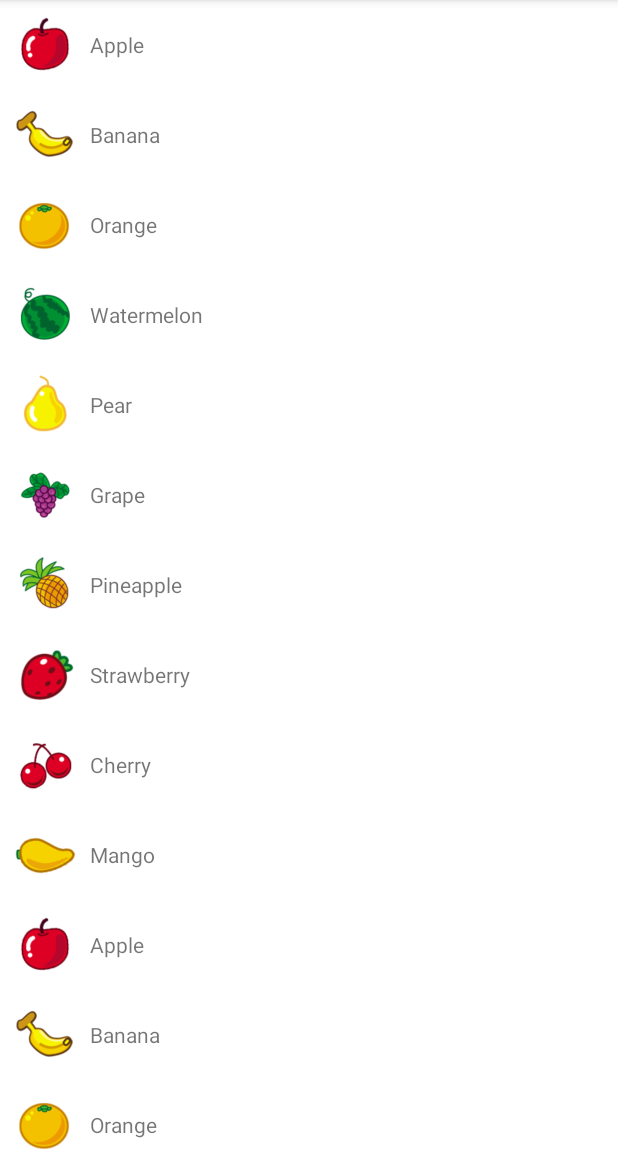
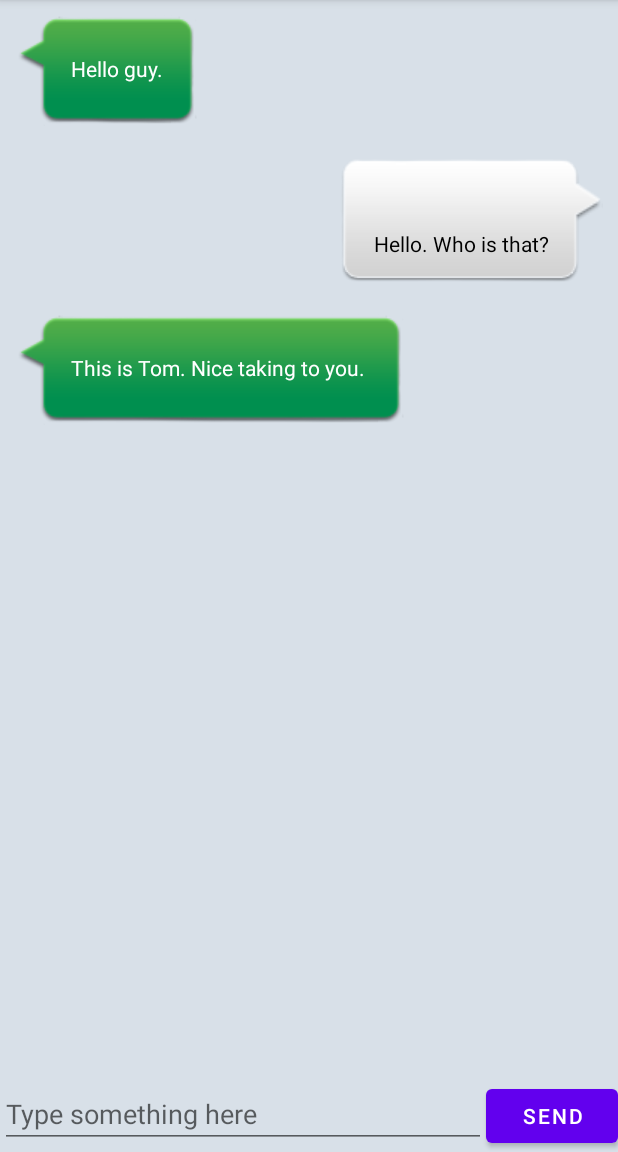
Before and after one commit to cxs2018/Learning, an Android app: the screen it shows after launch (RecyclerViewActivity before the commit, UIBestPracticeActivity after it), after a tap on "学习布局", on a phone screen of 412 x 824 dp, the part 84-1236 px from its top. Run offline under Robolectric (Android 15) with nearby library versions, the phone set to English and light mode, and no system bars.

Commit message:
feat: 学习UI开发最佳实践

```diff
--- a/LearnKotlin/app/src/main/java/com/cuixuesen/helloworld/MainActivity.kt
+++ b/LearnKotlin/app/src/main/java/com/cuixuesen/helloworld/MainActivity.kt
@@ -1,10 +1,6 @@
 package com.cuixuesen.helloworld
 
 import android.content.Intent
-import android.hardware.Sensor
-import android.hardware.SensorEventListener
-import android.hardware.SensorManager
-import android.net.Uri
 import androidx.appcompat.app.AppCompatActivity
 import android.os.Bundle
 import android.util.Log
@@ -12,6 +8,7 @@ import android.view.Menu
 import android.view.MenuItem
 import android.widget.Button
 import android.widget.Toast
+import com.cuixuesen.helloworld.ui.UIBestPracticeActivity
 
 class MainActivity : AppCompatActivity() {
     val TAG = MainActivity::class.simpleName
@@ -60,7 +57,8 @@ class MainActivity : AppCompatActivity() {
         learnLayout.setOnClickListener {
 //            val intent = Intent(this, LayoutActivity::class.java)
 //            val intent = Intent(this, ListViewActivity::class.java)
-            val intent = Intent(this, RecyclerViewActivity::class.java)
+//            val intent = Intent(this, RecyclerViewActivity::class.java)
+            val intent = Intent(this, UIBestPracticeActivity::class.java)
             startActivity(intent)
         }
 
--- a/LearnKotlin/app/src/main/java/com/cuixuesen/helloworld/RecyclerViewActivity.kt
+++ b/LearnKotlin/app/src/main/java/com/cuixuesen/helloworld/RecyclerViewActivity.kt
@@ -6,6 +6,7 @@ import android.widget.ListView
 import android.widget.Toast
 import androidx.recyclerview.widget.LinearLayoutManager
 import androidx.recyclerview.widget.RecyclerView
+import androidx.recyclerview.widget.StaggeredGridLayoutManager
 
 class RecyclerViewActivity : AppCompatActivity() {
     private val fruitList = ArrayList<Fruit>()
@@ -21,7 +22,9 @@ class RecyclerViewActivity : AppCompatActivity() {
         initFruits() // 初始化水果数据
 
         val recyclerView: RecyclerView = findViewById(R.id.recyclerView)
-        val layoutManager = LinearLayoutManager(this)
+//        val layoutManager = LinearLayoutManager(this)
+//        layoutManager.orientation = LinearLayoutManager.HORIZONTAL
+        val layoutManager = StaggeredGridLayoutManager(3, StaggeredGridLayoutManager.VERTICAL)
         recyclerView.layoutManager = layoutManager
         val adapter = FruitAdapterCommon(fruitList)
         recyclerView.adapter = adapter
@@ -29,16 +32,25 @@ class RecyclerViewActivity : AppCompatActivity() {
 
     private fun initFruits() {
         repeat(2) {
-            fruitList.add(Fruit("Apple", R.drawable.apple_pic))
-            fruitList.add(Fruit("Banana", R.drawable.banana_pic))
-            fruitList.add(Fruit("Orange", R.drawable.orange_pic))
-            fruitList.add(Fruit("Watermelon", R.drawable.watermelon_pic))
-            fruitList.add(Fruit("Pear", R.drawable.pear_pic))
-            fruitList.add(Fruit("Grape", R.drawable.grape_pic))
-            fruitList.add(Fruit("Pineapple", R.drawable.pineapple_pic))
-            fruitList.add(Fruit("Strawberry", R.drawable.strawberry_pic))
-            fruitList.add(Fruit("Cherry", R.drawable.cherry_pic))
-            fruitList.add(Fruit("Mango", R.drawable.mango_pic))
+            fruitList.add(Fruit(getRandomLengthString("Banana"), R.drawable.banana_pic))
+            fruitList.add(Fruit(getRandomLengthString("Orange"), R.drawable.orange_pic))
+            fruitList.add(Fruit(getRandomLengthString("Watermelon"), R.drawable.watermelon_pic))
+            fruitList.add(Fruit(getRandomLengthString("Pear"), R.drawable.pear_pic))
+            fruitList.add(Fruit(getRandomLengthString("Grape"), R.drawable.grape_pic))
+            fruitList.add(Fruit(getRandomLengthString("Pineapple"), R.drawable.pineapple_pic))
+            fruitList.add(Fruit(getRandomLengthString("Strawberry"), R.drawable.strawberry_pic))
+            fruitList.add(Fruit(getRandomLengthString("Cherry"), R.drawable.cherry_pic))
+            fruitList.add(Fruit(getRandomLengthString("Mango"), R.drawable.mango_pic))
+            fruitList.add(Fruit(getRandomLengthString("Apple"), R.drawable.apple_pic))
         }
     }
+
+    private fun getRandomLengthString(str: String): String {
+        val n = (1..20).random()
+        val builder = StringBuilder()
+        repeat(n) {
+            builder.append(str)
+        }
+        return builder.toString()
+    }
 }
--- /dev/null
+++ b/LearnKotlin/app/src/main/java/com/cuixuesen/helloworld/ui/Msg.kt
@@ -0,0 +1,8 @@
+package com.cuixuesen.helloworld.ui
+
+class Msg(val content: String, val type: Int) {
+    companion object {
+        const val TYPE_RECEIVED = 0
+        const val TYPE_SENT = 1
+    }
+}
--- /dev/null
+++ b/LearnKotlin/app/src/main/java/com/cuixuesen/helloworld/ui/MsgAdapter.kt
@@ -0,0 +1,46 @@
+package com.cuixuesen.helloworld.ui
+
+import android.view.LayoutInflater
+import android.view.View
+import android.view.ViewGroup
+import android.widget.TextView
+import androidx.recyclerview.widget.RecyclerView
+import com.cuixuesen.helloworld.R
+
+class MsgAdapter(val msgList: List<Msg>) : RecyclerView.Adapter<MsgViewHolder>() {
+//    inner class LeftViewHolder(view: View) : RecyclerView.ViewHolder(view) {
+//        val leftMsg: TextView = view.findViewById(R.id.leftMsg)
+//    }
+//
+//    inner class RightViewHolder(view: View) : RecyclerView.ViewHolder(view) {
+//        val rightMsg: TextView = view.findViewById(R.id.rightMsg)
+//    }
+
+    override fun getItemViewType(position: Int): Int {
+        val msg = msgList[position]
+        return msg.type
+    }
+
+    override fun onCreateViewHolder(parent: ViewGroup, viewType: Int) =
+        if (viewType == Msg.TYPE_RECEIVED) {
+            val view =
+                LayoutInflater.from(parent.context).inflate(R.layout.msg_left_item, parent, false)
+            LeftViewHolder(view)
+        } else {
+            val view =
+                LayoutInflater.from(parent.context).inflate(R.layout.msg_right_item, parent, false)
+            RightViewHolder(view)
+        }
+
+    override fun onBindViewHolder(holder: MsgViewHolder, position: Int) {
+        val msg = msgList[position]
+        when (holder) {
+            is LeftViewHolder -> holder.leftMsg.text = msg.content
+            is RightViewHolder -> holder.rightMsg.text = msg.content
+        }
+    }
+
+    override fun getItemCount(): Int = msgList.size
+
+
+}
--- /dev/null
+++ b/LearnKotlin/app/src/main/java/com/cuixuesen/helloworld/ui/MsgViewHolder.kt
@@ -0,0 +1,17 @@
+package com.cuixuesen.helloworld.ui
+
+import android.view.View
+import android.widget.TextView
+import androidx.recyclerview.widget.RecyclerView
+import com.cuixuesen.helloworld.R
+
+sealed class MsgViewHolder(view: View): RecyclerView.ViewHolder(view)
+
+class LeftViewHolder(view: View): MsgViewHolder(view) {
+    val leftMsg: TextView = view.findViewById(R.id.leftMsg)
+
+}
+
+class RightViewHolder(view: View) : MsgViewHolder(view) {
+    val rightMsg: TextView = view.findViewById(R.id.rightMsg)
+}
--- /dev/null
+++ b/LearnKotlin/app/src/main/java/com/cuixuesen/helloworld/ui/UIBestPracticeActivity.kt
@@ -0,0 +1,63 @@
+package com.cuixuesen.helloworld.ui
+
+import androidx.appcompat.app.AppCompatActivity
+import android.os.Bundle
+import android.view.View
+import android.widget.Button
+import android.widget.EditText
+import androidx.recyclerview.widget.LinearLayoutManager
+import androidx.recyclerview.widget.RecyclerView
+import com.cuixuesen.helloworld.R
+
+class UIBestPracticeActivity : AppCompatActivity(), View.OnClickListener {
+    private val msgList = ArrayList<Msg>()
+
+    private var adapter: MsgAdapter? = null
+
+    private var send: Button? = null
+
+    private var inputText: EditText? = null
+
+    private lateinit var recyclerView: RecyclerView
+
+    override fun onCreate(savedInstanceState: Bundle?) {
+        super.onCreate(savedInstanceState)
+        setContentView(R.layout.activity_uibest_practice)
+        initMsg()
+        val layoutManager = LinearLayoutManager(this)
+        recyclerView = findViewById(R.id.recyclerView)
+        recyclerView.layoutManager = layoutManager
+        adapter = MsgAdapter(msgList)
+        recyclerView.adapter = adapter
+        send = findViewById(R.id.send);
+        send?.setOnClickListener(this)
+
+        inputText = findViewById(R.id.inputText)
+    }
+
+    private fun initMsg() {
+        val msg1 = Msg("Hello guy.", Msg.TYPE_RECEIVED)
+        msgList.add(msg1)
+        val msg2 = Msg("Hello. Who is that?", Msg.TYPE_SENT)
+        msgList.add(msg2)
+        val msg3 = Msg("This is Tom. Nice taking to you. ", Msg.TYPE_RECEIVED)
+        msgList.add(msg3)
+    }
+
+    override fun onClick(v: View?) {
+        when(v) {
+            send -> {
+                val content = inputText?.text.toString()
+                if (content.isNotEmpty()) {
+                    val msg = Msg(content, Msg.TYPE_SENT)
+                    msgList.add(msg)
+                    adapter?.notifyItemInserted(msgList.size - 1) // 当有新消息时，刷新RecyclerView中的显示
+                    if (::recyclerView.isInitialized) {
+                        recyclerView.scrollToPosition(msgList.size - 1) // 将RecyclerView定位到最后一行
+                    }
+                    inputText?.setText("") // 清空输入框中的内容
+                }
+            }
+        }
+    }
+}
--- /dev/null
+++ b/LearnKotlin/app/src/main/res/layout/activity_uibest_practice.xml
@@ -0,0 +1,32 @@
+<?xml version="1.0" encoding="utf-8"?>
+<LinearLayout xmlns:android="http://schemas.android.com/apk/res/android"
+    android:layout_width="match_parent"
+    android:layout_height="match_parent"
+    android:background="#d8e0e8"
+    android:orientation="vertical">
+
+    <androidx.recyclerview.widget.RecyclerView
+        android:id="@+id/recyclerView"
+        android:layout_width="match_parent"
+        android:layout_height="0dp"
+        android:layout_weight="1" />
+
+    <LinearLayout
+        android:layout_width="match_parent"
+        android:layout_height="wrap_content">
+
+        <EditText
+            android:id="@+id/inputText"
+            android:layout_width="0dp"
+            android:layout_height="wrap_content"
+            android:layout_weight="1"
+            android:hint="Type something here"
+            android:maxLines="2" />
+
+        <Button
+            android:id="@+id/send"
+            android:layout_width="wrap_content"
+            android:layout_height="wrap_content"
+            android:text="Send" />
+    </LinearLayout>
+</LinearLayout>
--- a/LearnKotlin/app/src/main/res/layout/fruit_item.xml
+++ b/LearnKotlin/app/src/main/res/layout/fruit_item.xml
@@ -1,19 +1,21 @@
 <?xml version="1.0" encoding="utf-8"?>
 <LinearLayout xmlns:android="http://schemas.android.com/apk/res/android"
+    android:orientation="vertical"
     android:layout_width="match_parent"
-    android:layout_height="60dp">
+    android:layout_height="wrap_content"
+    android:layout_margin="5dp">
 
     <ImageView
         android:id="@+id/fruitImage"
         android:layout_width="40dp"
         android:layout_height="40dp"
-        android:layout_gravity="center_vertical"
-        android:layout_marginLeft="10dp" />
+        android:layout_gravity="center_horizontal"
+        android:layout_marginTop="10dp" />
 
     <TextView
         android:id="@+id/fruitName"
         android:layout_width="wrap_content"
         android:layout_height="wrap_content"
-        android:layout_gravity="center_vertical"
-        android:layout_marginLeft="10dp" />
+        android:layout_gravity="left"
+        android:layout_marginTop="10dp" />
 </LinearLayout>
--- /dev/null
+++ b/LearnKotlin/app/src/main/res/layout/msg_left_item.xml
@@ -0,0 +1,21 @@
+<?xml version="1.0" encoding="utf-8"?>
+<FrameLayout xmlns:android="http://schemas.android.com/apk/res/android"
+    android:layout_width="match_parent"
+    android:layout_height="wrap_content"
+    android:padding="10dp">
+
+    <LinearLayout
+        android:layout_width="wrap_content"
+        android:layout_height="wrap_content"
+        android:layout_gravity="left"
+        android:background="@drawable/message_left_original">
+
+        <TextView
+            android:id="@+id/leftMsg"
+            android:layout_width="wrap_content"
+            android:layout_height="wrap_content"
+            android:layout_gravity="center"
+            android:layout_margin="10dp"
+            android:textColor="#fff" />
+    </LinearLayout>
+</FrameLayout>
--- /dev/null
+++ b/LearnKotlin/app/src/main/res/layout/msg_right_item.xml
@@ -0,0 +1,21 @@
+<?xml version="1.0" encoding="utf-8"?>
+<FrameLayout xmlns:android="http://schemas.android.com/apk/res/android"
+    android:layout_width="match_parent"
+    android:layout_height="wrap_content"
+    android:padding="10dp">
+
+    <LinearLayout
+        android:layout_width="wrap_content"
+        android:layout_height="wrap_content"
+        android:layout_gravity="right"
+        android:background="@drawable/message_right">
+
+        <TextView
+            android:id="@+id/rightMsg"
+            android:layout_width="wrap_content"
+            android:layout_height="wrap_content"
+            android:layout_gravity="center"
+            android:layout_margin="10dp"
+            android:textColor="#000" />
+    </LinearLayout>
+</FrameLayout>
```
Also changed, not shown: LearnKotlin/app/src/main/AndroidManifest.xml (+7 -0 lines), LearnKotlin/app/src/main/java/com/cuixuesen/helloworld/FruitAdapterCommon.kt (+13 -1 lines), LearnKotlin/app/src/main/java/com/cuixuesen/helloworld/ui/Result.kt (added, +22 -0 lines), LearnKotlin/app/src/main/res/drawable/message_left.png (added), LearnKotlin/app/src/main/res/drawable/message_left_original.9.png (added), LearnKotlin/app/src/main/res/drawable/message_right.9.png (added), LearnKotlin/app/src/main/res/drawable/message_right_original.png (added), 1 other file.
